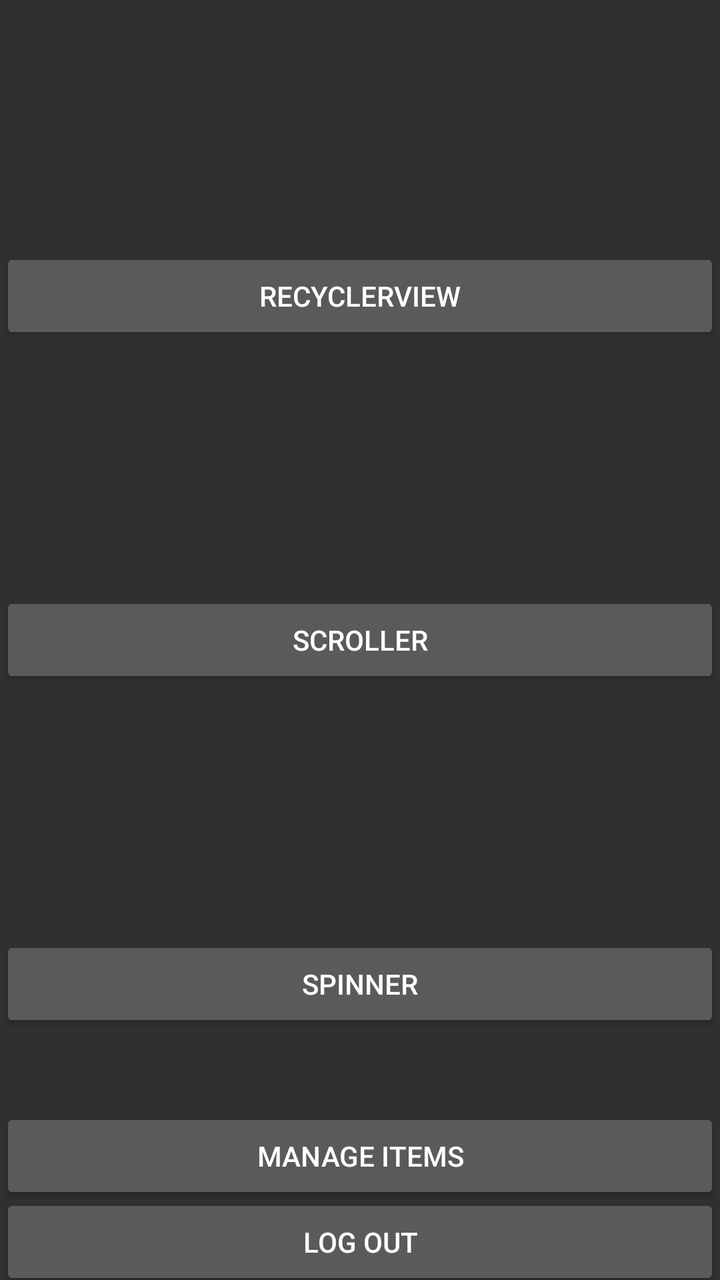
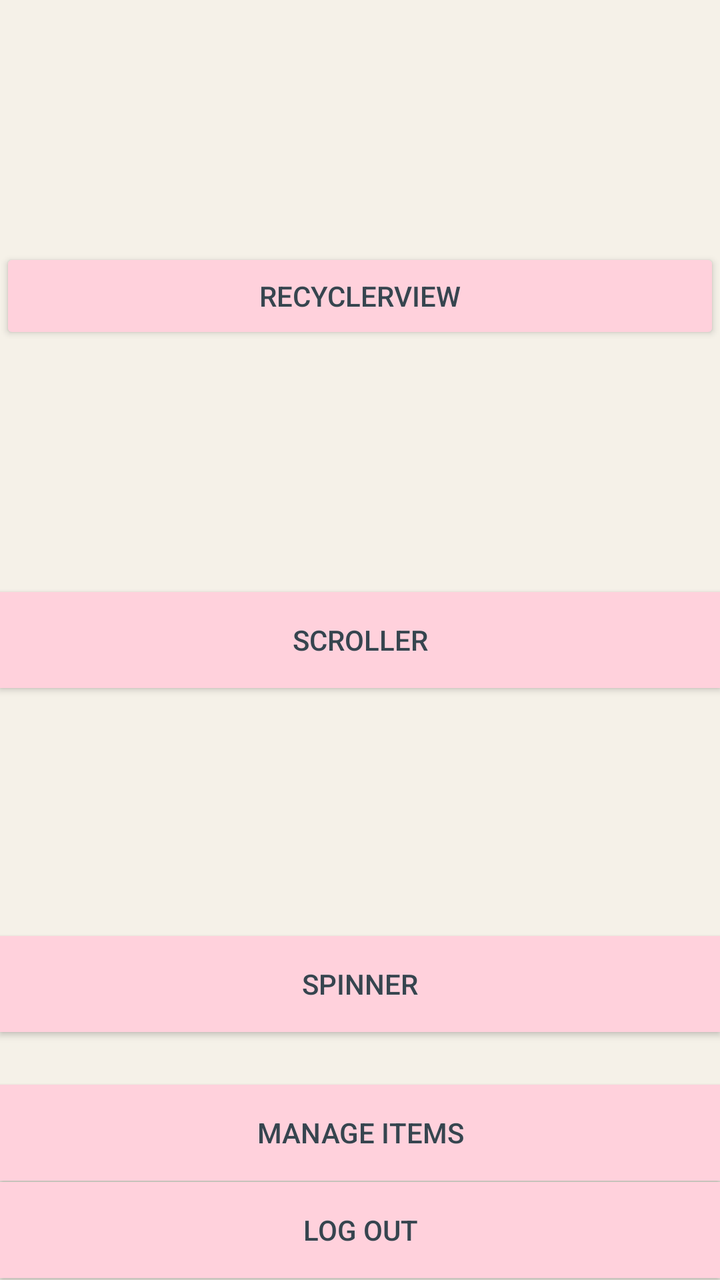

Compare the two renders of this Android layout. The source of the first and the diff that turns it into the second are given below.
<!-- AndroidManifest.xml: application theme Theme.AppCompat -->
<!-- res/layout/activity_home_fragment.xml -->
<?xml version="1.0" encoding="utf-8"?>
<androidx.constraintlayout.widget.ConstraintLayout xmlns:android="http://schemas.android.com/apk/res/android"
    xmlns:app="http://schemas.android.com/apk/res-auto"
    xmlns:tools="http://schemas.android.com/tools"
    android:layout_width="match_parent"
    android:layout_height="match_parent"
    tools:context=".HomeFragment">

    <Button
        android:id="@+id/buttonRecyclerView"
        android:layout_width="0dp"
        android:layout_height="wrap_content"
        android:text="@string/recyclerview"
        app:layout_constraintTop_toTopOf="parent"
        app:layout_constraintStart_toStartOf="parent"
        app:layout_constraintEnd_toEndOf="parent"
        app:layout_constraintBottom_toTopOf="@+id/buttonScroller"/>

    <Button
        android:id="@+id/buttonScroller"
        android:layout_width="0dp"
        android:layout_height="wrap_content"
        android:text="@string/scroller"
        app:layout_constraintTop_toBottomOf="@+id/buttonRecyclerView"
        app:layout_constraintStart_toStartOf="parent"
        app:layout_constraintEnd_toEndOf="parent"
        app:layout_constraintBottom_toTopOf="@+id/buttonSpinner"/>

    <Button
        android:id="@+id/buttonSpinner"
        android:layout_width="0dp"
        android:layout_height="wrap_content"
        android:text="@string/spinner"
        app:layout_constraintBottom_toBottomOf="parent"
        app:layout_constraintEnd_toEndOf="parent"
        app:layout_constraintHorizontal_bias="0.0"
        app:layout_constraintStart_toStartOf="parent"
        app:layout_constraintTop_toBottomOf="@+id/buttonScroller" />

    <Button
        android:id="@+id/buttonManageItems"
        android:layout_width="0dp"
        android:layout_height="wrap_content"
        android:text="@string/manage_items"
        app:layout_constraintTop_toBottomOf="@+id/buttonSpinner"
        app:layout_constraintStart_toStartOf="parent"
        app:layout_constraintEnd_toEndOf="parent"
        app:layout_constraintBottom_toBottomOf="parent"/>

    <Button
        android:id="@+id/buttonLogout"
        android:layout_width="0dp"
        android:layout_height="wrap_content"
        android:text="@string/logout"
        app:layout_constraintTop_toBottomOf="@+id/buttonManageItems"
        app:layout_constraintStart_toStartOf="parent"
        app:layout_constraintEnd_toEndOf="parent"
        app:layout_constraintBottom_toBottomOf="parent"/>

</androidx.constraintlayout.widget.ConstraintLayout>
<!-- resources referenced by this layout -->
<resources>
  <string name="logout">Log out</string>
  <string name="manage_items">Manage Items</string>
  <string name="recyclerview">RecyclerView</string>
  <string name="scroller">Scroller</string>
  <string name="spinner">Spinner</string>
</resources>

<!-- the commit's change to res/layout/activity_home_fragment.xml (unified diff, before → after) -->
@@ -4,33 +4,40 @@
     xmlns:tools="http://schemas.android.com/tools"
     android:layout_width="match_parent"
     android:layout_height="match_parent"
+    android:background="#F5F1E8"
     tools:context=".HomeFragment">
 
     <Button
         android:id="@+id/buttonRecyclerView"
         android:layout_width="0dp"
         android:layout_height="wrap_content"
+        android:backgroundTint="#FFD1DC"
         android:text="@string/recyclerview"
-        app:layout_constraintTop_toTopOf="parent"
+        android:textColor="#36454F"
+        app:layout_constraintBottom_toTopOf="@+id/buttonScroller"
+        app:layout_constraintEnd_toEndOf="parent"
         app:layout_constraintStart_toStartOf="parent"
-        app:layout_constraintEnd_toEndOf="parent"
-        app:layout_constraintBottom_toTopOf="@+id/buttonScroller"/>
+        app:layout_constraintTop_toTopOf="parent" />
 
     <Button
         android:id="@+id/buttonScroller"
         android:layout_width="0dp"
         android:layout_height="wrap_content"
+        android:background="#FFD1DC"
         android:text="@string/scroller"
-        app:layout_constraintTop_toBottomOf="@+id/buttonRecyclerView"
+        android:textColor="#36454F"
+        app:layout_constraintBottom_toTopOf="@+id/buttonSpinner"
+        app:layout_constraintEnd_toEndOf="parent"
         app:layout_constraintStart_toStartOf="parent"
-        app:layout_constraintEnd_toEndOf="parent"
-        app:layout_constraintBottom_toTopOf="@+id/buttonSpinner"/>
+        app:layout_constraintTop_toBottomOf="@+id/buttonRecyclerView" />
 
     <Button
         android:id="@+id/buttonSpinner"
         android:layout_width="0dp"
         android:layout_height="wrap_content"
+        android:background="#FFD1DC"
         android:text="@string/spinner"
+        android:textColor="#36454F"
         app:layout_constraintBottom_toBottomOf="parent"
         app:layout_constraintEnd_toEndOf="parent"
         app:layout_constraintHorizontal_bias="0.0"
@@ -41,20 +48,26 @@
         android:id="@+id/buttonManageItems"
         android:layout_width="0dp"
         android:layout_height="wrap_content"
+        android:background="#FFD1DC"
         android:text="@string/manage_items"
+        android:textColor="#36454F"
+        app:layout_constraintBottom_toBottomOf="parent"
+        app:layout_constraintEnd_toEndOf="parent"
+        app:layout_constraintHorizontal_bias="0.0"
+        app:layout_constraintStart_toStartOf="parent"
         app:layout_constraintTop_toBottomOf="@+id/buttonSpinner"
-        app:layout_constraintStart_toStartOf="parent"
-        app:layout_constraintEnd_toEndOf="parent"
-        app:layout_constraintBottom_toBottomOf="parent"/>
+        app:layout_constraintVertical_bias="0.346" />
 
     <Button
         android:id="@+id/buttonLogout"
         android:layout_width="0dp"
         android:layout_height="wrap_content"
+        android:background="#FFD1DC"
         android:text="@string/logout"
-        app:layout_constraintTop_toBottomOf="@+id/buttonManageItems"
+        android:textColor="#36454F"
+        app:layout_constraintBottom_toBottomOf="parent"
+        app:layout_constraintEnd_toEndOf="parent"
         app:layout_constraintStart_toStartOf="parent"
-        app:layout_constraintEnd_toEndOf="parent"
-        app:layout_constraintBottom_toBottomOf="parent"/>
+        app:layout_constraintTop_toBottomOf="@+id/buttonManageItems" />
 
 </androidx.constraintlayout.widget.ConstraintLayout>
